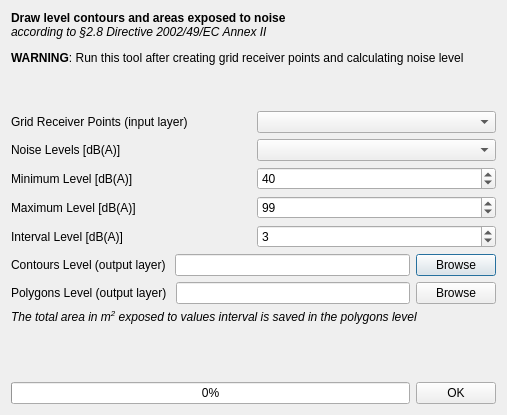
The window that tools/ui_ContoursLevel.ui (pierluigiderosa/openoise) describes before a commit, drawn with Qt 5.
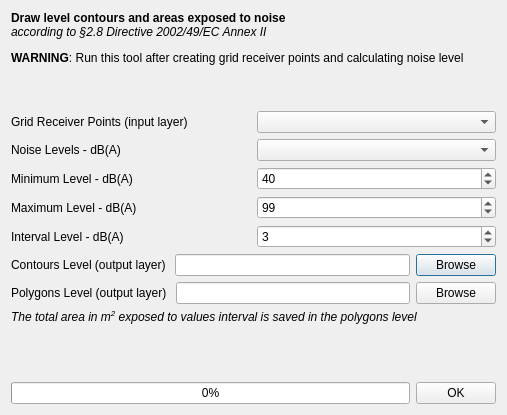
The same window after the commit. Custom widgets are drawn as their Qt base class.

Commit message: - fixed external link on information GUI - fixed dB(A) in table for 1 dB interval - fixed som text in warnings - new GUI for Help, ApplyNoiseSymbology and ContourLevels

Diff of the .ui file:
```diff
--- a/tools/ui_ContoursLevel.ui
+++ b/tools/ui_ContoursLevel.ui
@@ -40,7 +40,7 @@
      <item>
       <widget class="QLabel" name="label_5">
        <property name="text">
-        <string>Noise Levels [dB(A)]</string>
+        <string>Noise Levels - dB(A)</string>
        </property>
       </widget>
      </item>
@@ -54,7 +54,7 @@
      <item>
       <widget class="QLabel" name="label_11">
        <property name="text">
-        <string>Minimum Level [dB(A)]</string>
+        <string>Minimum Level - dB(A)</string>
        </property>
       </widget>
      </item>
@@ -72,7 +72,7 @@
      <item>
       <widget class="QLabel" name="label_13">
        <property name="text">
-        <string>Maximum Level [dB(A)]</string>
+        <string>Maximum Level - dB(A)</string>
        </property>
       </widget>
      </item>
@@ -93,7 +93,7 @@
      <item>
       <widget class="QLabel" name="label">
        <property name="text">
-        <string>Interval Level [dB(A)]</string>
+        <string>Interval Level - dB(A)</string>
        </property>
       </widget>
      </item>
```
The commit also changes 5 other files.
